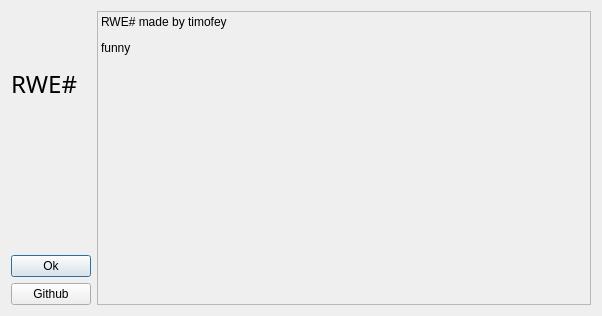
First picture: the form in ui/uifiles/special/aboutdialog.ui, repository timofey260/RWE-Sharp, before the edit.
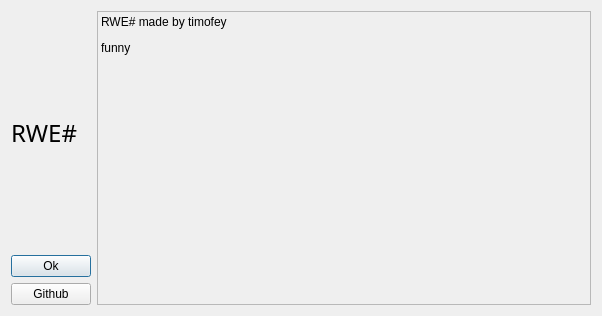
Second picture: the form after the edit. Icons and pictures are not drawn.

Diff of the .ui file:
```diff
--- a/ui/uifiles/special/aboutdialog.ui
+++ b/ui/uifiles/special/aboutdialog.ui
@@ -59,7 +59,7 @@
      <item>
       <widget class="QFrame" name="frame">
        <property name="sizePolicy">
-        <sizepolicy hsizetype="Preferred" vsizetype="Preferred">
+        <sizepolicy hsizetype="Expanding" vsizetype="Expanding">
          <horstretch>0</horstretch>
          <verstretch>0</verstretch>
         </sizepolicy>
@@ -70,12 +70,6 @@
          <height>50</height>
         </size>
        </property>
-       <property name="maximumSize">
-        <size>
-         <width>50</width>
-         <height>50</height>
-        </size>
-       </property>
        <property name="cursor">
         <cursorShape>CrossCursor</cursorShape>
        </property>
```
Left out of the diff: 2 changed lines with no effect on the pictures.
